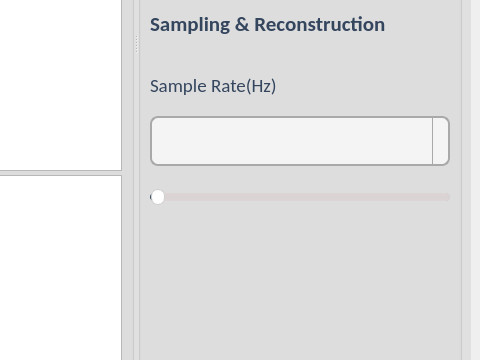
Above: Sampling_Studio.ui from malaknasser812/SBME_DSP_SignalReconstruction before the change; both pictures show x 879 to 1359 and y 378 to 738 of the 1359 by 843 pixel window. Below: the same form after it.
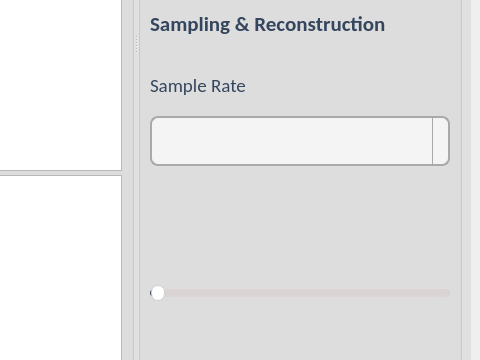
That is the form after the change. Icons and pictures are not drawn. Custom widgets are drawn as their Qt base class.

Patch:
```diff
--- a/Sampling_Studio.ui
+++ b/Sampling_Studio.ui
@@ -553,7 +553,7 @@
                    </font>
                   </property>
                   <property name="text">
-                   <string>Sample Rate(Hz)</string>
+                   <string>Sample Rate</string>
                   </property>
                  </widget>
                 </item>
@@ -576,6 +576,13 @@
                   </property>
                  </widget>
                 </item>
+                <item>
+                 <widget class="QLabel" name="currentvalue">
+                  <property name="text">
+                   <string/>
+                  </property>
+                 </widget>
+                </item>
                 <item>
                  <widget class="QSlider" name="freq_slider">
                   <property name="minimumSize">
```
